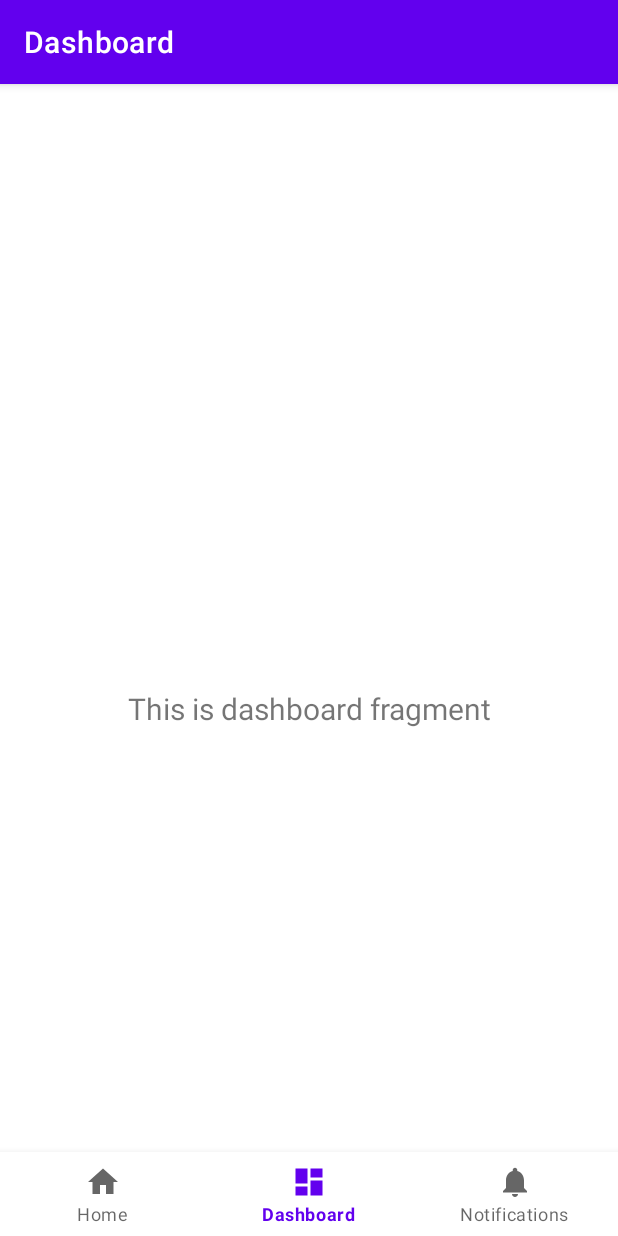
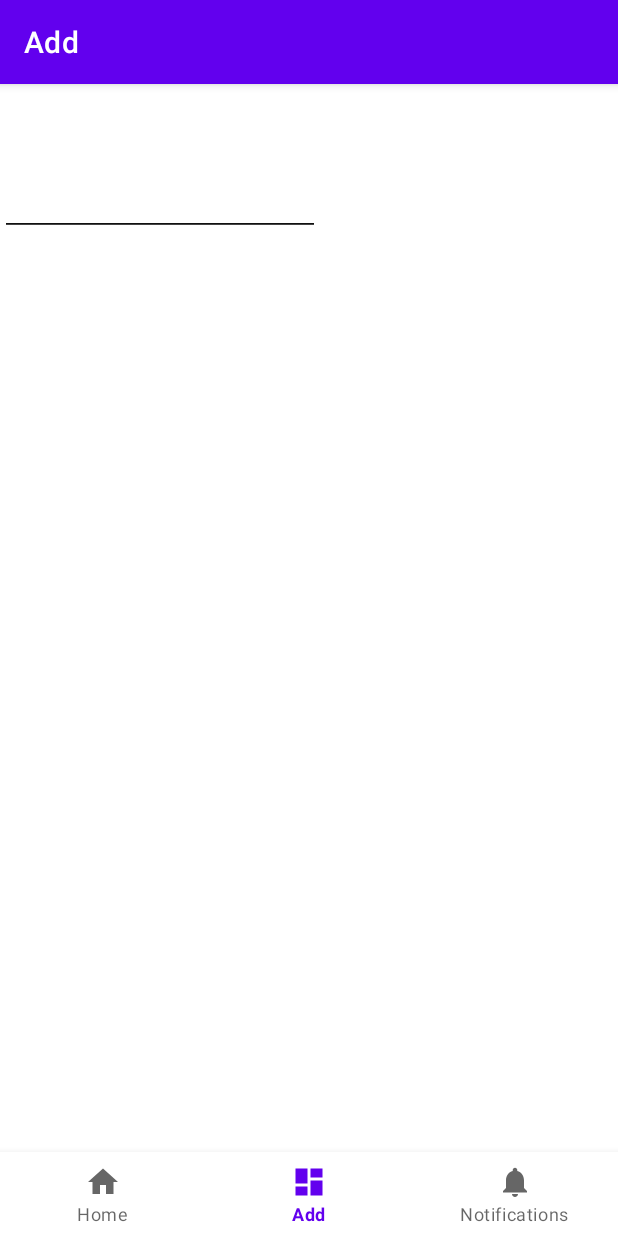
Before and after one commit to Foley-ops/BudgIT, an Android app: the DashboardFragment screen opened through its navigation route, on a phone screen of 412 x 824 dp. Run offline under Robolectric (Android 15) with nearby library versions, the phone set to English and light mode, and no system bars; our stand-ins replace navigation-ui; 2 statements that could not run were skipped.

Commit message:
Changed dashboard to add, put some addincome, addbills, and addsavings placeholders for buttons to new pages

```diff
--- a/app/src/main/res/layout/fragment_dashboard.xml
+++ b/app/src/main/res/layout/fragment_dashboard.xml
@@ -6,17 +6,34 @@
     android:layout_height="match_parent"
     tools:context=".ui.dashboard.DashboardFragment">
 
-    <TextView
-        android:id="@+id/text_dashboard"
-        android:layout_width="match_parent"
+    <EditText
+        android:id="@+id/addIncome"
+        android:layout_width="wrap_content"
         android:layout_height="wrap_content"
-        android:layout_marginStart="8dp"
-        android:layout_marginTop="8dp"
-        android:layout_marginEnd="8dp"
-        android:textAlignment="center"
-        android:textSize="20sp"
-        app:layout_constraintBottom_toBottomOf="parent"
-        app:layout_constraintEnd_toEndOf="parent"
-        app:layout_constraintStart_toStartOf="parent"
-        app:layout_constraintTop_toTopOf="parent" />
+        android:ems="10"
+        android:gravity="start|top"
+        android:inputType="textMultiLine"
+        tools:layout_editor_absoluteX="100dp"
+        tools:layout_editor_absoluteY="185dp" />
+
+    <EditText
+        android:id="@+id/addSavings"
+        android:layout_width="wrap_content"
+        android:layout_height="wrap_content"
+        android:ems="10"
+        android:gravity="start|top"
+        android:inputType="textMultiLine"
+        tools:layout_editor_absoluteX="100dp"
+        tools:layout_editor_absoluteY="418dp" />
+
+    <EditText
+        android:id="@+id/addBills"
+        android:layout_width="wrap_content"
+        android:layout_height="wrap_content"
+        android:ems="10"
+        android:gravity="start|top"
+        android:inputType="textMultiLine"
+        tools:layout_editor_absoluteX="100dp"
+        tools:layout_editor_absoluteY="311dp" />
+
 </androidx.constraintlayout.widget.ConstraintLayout>
--- a/app/src/main/res/layout/fragment_home.xml
+++ b/app/src/main/res/layout/fragment_home.xml
@@ -19,4 +19,15 @@
         app:layout_constraintEnd_toEndOf="parent"
         app:layout_constraintStart_toStartOf="parent"
         app:layout_constraintTop_toTopOf="parent" />
+
+    <TextView
+        android:id="@+id/textView"
+        android:layout_width="wrap_content"
+        android:layout_height="wrap_content"
+        android:text="GRAPH HERE"
+        android:textSize="60sp"
+        app:layout_constraintBottom_toTopOf="@+id/text_home"
+        app:layout_constraintEnd_toEndOf="parent"
+        app:layout_constraintStart_toStartOf="parent"
+        app:layout_constraintTop_toTopOf="parent" />
 </androidx.constraintlayout.widget.ConstraintLayout>
--- a/app/src/main/res/values/strings.xml
+++ b/app/src/main/res/values/strings.xml
@@ -1,6 +1,6 @@
 <resources>
     <string name="app_name">BudgIT</string>
     <string name="title_home">Home</string>
-    <string name="title_dashboard">Dashboard</string>
+    <string name="title_dashboard">Add</string>
     <string name="title_notifications">Notifications</string>
 </resources>
--- a/gradle/libs.versions.toml
+++ b/gradle/libs.versions.toml
@@ -1,5 +1,5 @@
 [versions]
-agp = "8.3.0"
+agp = "8.3.2"
 junit = "4.13.2"
 junitVersion = "1.1.5"
 espressoCore = "3.5.1"
```
